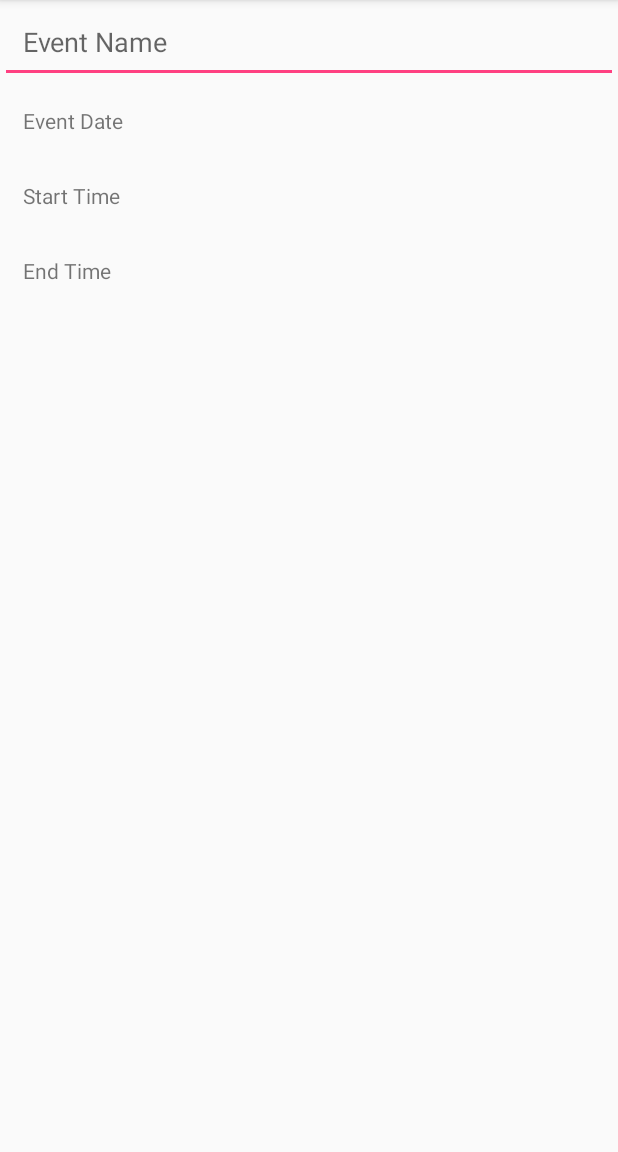
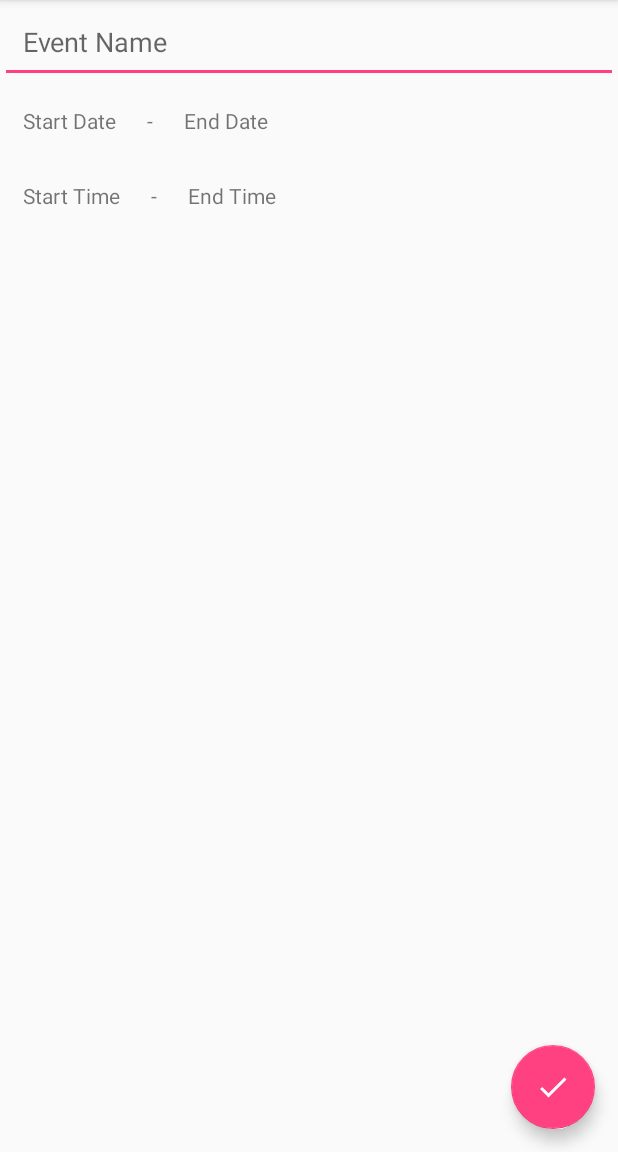
Before and after one commit to alienfreak/Vailable, an Android app: the CreateEvent screen opened directly, with no data from a screen before it, on a phone screen of 412 x 824 dp, the part 84-1236 px from its top. Run offline under Robolectric (Android 15) with nearby library versions, the phone set to English and light mode, and no system bars.

Commit message:
added calendarEvent Object Class as improved layout of CreateEvent Activity

```diff
--- a/app/build.gradle
+++ b/app/build.gradle
@@ -27,4 +27,5 @@ dependencies {
     compile 'com.android.support:appcompat-v7:25.2.0'
     compile 'com.android.support.constraint:constraint-layout:1.0.2'
     testCompile 'junit:junit:4.12'
+    compile 'com.android.support:design:25.3.1'
 }
--- a/app/src/main/java/com/austin/elliott/vailable/CreateEvent.java
+++ b/app/src/main/java/com/austin/elliott/vailable/CreateEvent.java
@@ -5,6 +5,7 @@ import android.app.TimePickerDialog;
 import android.graphics.Color;
 import android.graphics.drawable.ColorDrawable;
 import android.os.Bundle;
+import android.support.design.widget.FloatingActionButton;
 import android.support.v7.app.AppCompatActivity;
 import android.text.format.DateFormat;
 import android.view.View;
@@ -20,12 +21,17 @@ import java.util.Locale;
 public class CreateEvent extends AppCompatActivity {
 
     private EditText eventNameEditText;
-    private TextView eventDateTextView;
+    private TextView eventStartDateTextView;
+    private TextView eventEndDateTextView;
     private TextView startTimeTextView;
     private TextView endTimeTextView;
-    private DatePickerDialog.OnDateSetListener mDateSetListener;
+    private DatePickerDialog.OnDateSetListener mStartDateSetListener;
+    private DatePickerDialog.OnDateSetListener mEndDateSetListener;
     private TimePickerDialog.OnTimeSetListener mStartTimeSetListener;
     private TimePickerDialog.OnTimeSetListener mEndTimeSetListener;
+    private FloatingActionButton savefloatingActionButton;
+    private Calendar startCalendar = Calendar.getInstance();
+    private Calendar endCalendar = Calendar.getInstance();
 
     @Override
     protected void onCreate(Bundle savedInstanceState) {
@@ -33,32 +39,57 @@ public class CreateEvent extends AppCompatActivity {
         setContentView(R.layout.activity_create_event);
 
         eventNameEditText = (EditText) findViewById(R.id.eventNameEditText);
-        eventDateTextView = (TextView) findViewById(R.id.eventDateTextView);
+        eventStartDateTextView  = (TextView) findViewById(R.id.eventStartDateTextView);
+        eventEndDateTextView  = (TextView) findViewById(R.id.eventEndDateTextView);
         startTimeTextView = (TextView) findViewById(R.id.startTimeTextView);
         endTimeTextView = (TextView) findViewById(R.id.endTimeTextView);
+        savefloatingActionButton = (FloatingActionButton) findViewById(R.id.savefloatingActionButton);
 
-        eventDateTextView.setOnClickListener(new View.OnClickListener() {
+        eventStartDateTextView.setOnClickListener(new View.OnClickListener() {
             @Override
             public void onClick(View view) {
-                Calendar calendar = Calendar.getInstance();
-                int year = calendar.get(Calendar.YEAR);
-                int month = calendar.get(Calendar.MONTH);
-                int day = calendar.get(Calendar.DAY_OF_MONTH);
+                int year = startCalendar.get(Calendar.YEAR);
+                int month = startCalendar.get(Calendar.MONTH);
+                int day = startCalendar.get(Calendar.DAY_OF_MONTH);
 
                 DatePickerDialog dialog = new DatePickerDialog(
                         CreateEvent.this,
                         android.R.style.Theme_Holo_Light_Dialog_MinWidth,
-                        mDateSetListener,
+                        mStartDateSetListener,
                         year, month, day);
                 dialog.getWindow().setBackgroundDrawable(new ColorDrawable(Color.TRANSPARENT));
                 dialog.show();
             }
         });
 
-        mDateSetListener = new DatePickerDialog.OnDateSetListener() {
+        mStartDateSetListener = new DatePickerDialog.OnDateSetListener() {
             @Override
             public void onDateSet(DatePicker datePicker, int year, int month, int day) {
-                eventDateTextView.setText(month + "/" + day + "/" + year);
+                eventStartDateTextView.setText(month + "/" + day + "/" + year);
+            }
+        };
+
+        eventEndDateTextView.setOnClickListener(new View.OnClickListener() {
+            @Override
+            public void onClick(View view) {
+                int year = endCalendar.get(Calendar.YEAR);
+                int month = endCalendar.get(Calendar.MONTH);
+                int day = endCalendar.get(Calendar.DAY_OF_MONTH);
+
+                DatePickerDialog dialog = new DatePickerDialog(
+                        CreateEvent.this,
+                        android.R.style.Theme_Holo_Light_Dialog_MinWidth,
+                        mEndDateSetListener,
+                        year, month, day);
+                dialog.getWindow().setBackgroundDrawable(new ColorDrawable(Color.TRANSPARENT));
+                dialog.show();
+            }
+        });
+
+        mEndDateSetListener = new DatePickerDialog.OnDateSetListener() {
+            @Override
+            public void onDateSet(DatePicker datePicker, int year, int month, int day) {
+                eventEndDateTextView.setText(month + "/" + day + "/" + year);
             }
         };
 
@@ -66,7 +97,6 @@ public class CreateEvent extends AppCompatActivity {
             @Override
             public void onClick(View view) {
                 Calendar calendar = Calendar.getInstance();
-
                 int hour = calendar.get(Calendar.HOUR_OF_DAY);
                 int min = calendar.get(Calendar.MINUTE);
 
@@ -83,15 +113,14 @@ public class CreateEvent extends AppCompatActivity {
         mStartTimeSetListener = new TimePickerDialog.OnTimeSetListener() {
             @Override
             public void onTimeSet(TimePicker timePicker, int hour, int minute) {
-                Calendar c = Calendar.getInstance();
-                c.set(Calendar.HOUR_OF_DAY, hour);
+                startCalendar.set(Calendar.HOUR_OF_DAY, hour);
                 //instead of c.set(Calendar.HOUR, hour);
-                c.set(Calendar.MINUTE, minute);
+                startCalendar.set(Calendar.MINUTE, minute);
 
                 String myFormat = hour < 10 || (hour > 12 && hour < 22) ? "h:mm a" : "hh:mm a";
 
                 SimpleDateFormat sdf = new SimpleDateFormat(myFormat, Locale.US);
-                String  formated_time = sdf.format(c.getTime());
+                String  formated_time = sdf.format(startCalendar.getTime());
 
                 startTimeTextView.setText(formated_time);
             }
@@ -101,7 +130,6 @@ public class CreateEvent extends AppCompatActivity {
             @Override
             public void onClick(View view) {
                 Calendar calendar = Calendar.getInstance();
-
                 int hour = calendar.get(Calendar.HOUR_OF_DAY);
                 int min = calendar.get(Calendar.MINUTE);
 
@@ -118,18 +146,27 @@ public class CreateEvent extends AppCompatActivity {
         mEndTimeSetListener = new TimePickerDialog.OnTimeSetListener() {
             @Override
             public void onTimeSet(TimePicker timePicker, int hour, int minute) {
-                Calendar c = Calendar.getInstance();
-                c.set(Calendar.HOUR_OF_DAY, hour);
+                endCalendar.set(Calendar.HOUR_OF_DAY, hour);
                 //instead of c.set(Calendar.HOUR, hour);
-                c.set(Calendar.MINUTE, minute);
+                endCalendar.set(Calendar.MINUTE, minute);
 
                 String myFormat = hour < 10 || (hour > 12 && hour < 22) ? "h:mm a" : "hh:mm a";
 
                 SimpleDateFormat sdf = new SimpleDateFormat(myFormat, Locale.US);
-                String  formated_time = sdf.format(c.getTime());
+                String  formated_time = sdf.format(endCalendar.getTime());
 
                 endTimeTextView.setText(formated_time);
             }
         };
+
+        savefloatingActionButton.setOnClickListener(new View.OnClickListener() {
+            @Override
+            public void onClick(View view) {
+                CalendarEvent calendarEvent = new CalendarEvent();
+                calendarEvent.setName(eventNameEditText.getText().toString().trim());
+                calendarEvent.setStartCalendar(startCalendar);
+                calendarEvent.setEndCalendar(endCalendar);
+            }
+        });
     }
 }
--- /dev/null
+++ b/app/src/main/res/drawable/ic_done_white_24dp.xml
@@ -0,0 +1,9 @@
+<vector xmlns:android="http://schemas.android.com/apk/res/android"
+        android:width="24dp"
+        android:height="24dp"
+        android:viewportWidth="24.0"
+        android:viewportHeight="24.0">
+    <path
+        android:fillColor="#FFFFFF"
+        android:pathData="M9,16.2L4.8,12l-1.4,1.4L9,19 21,7l-1.4,-1.4L9,16.2z"/>
+</vector>
--- a/app/src/main/res/layout/activity_create_event.xml
+++ b/app/src/main/res/layout/activity_create_event.xml
@@ -1,6 +1,12 @@
 <?xml version="1.0" encoding="utf-8"?>
-<LinearLayout xmlns:android="http://schemas.android.com/apk/res/android"
+<android.support.design.widget.CoordinatorLayout
+    xmlns:android="http://schemas.android.com/apk/res/android"
+    xmlns:app="http://schemas.android.com/apk/res-auto"
     xmlns:tools="http://schemas.android.com/tools"
+    android:layout_height="match_parent"
+    android:layout_width="match_parent">
+
+    <LinearLayout
         android:layout_width="match_parent"
         android:layout_height="match_parent"
         android:orientation="vertical"
@@ -11,23 +17,68 @@
             android:layout_width="match_parent"
             android:layout_height="wrap_content"
             android:hint="Event Name"
-        android:padding="15dp"/>
+            android:padding="15dp" />
+
+        <LinearLayout
+            android:layout_height="wrap_content"
+            android:layout_width="match_parent"
+            android:orientation="horizontal">
+
             <TextView
-        android:id="@+id/eventDateTextView"
+                android:id="@+id/eventStartDateTextView"
                 android:layout_width="wrap_content"
                 android:layout_height="wrap_content"
-        android:text="Event Date"
+                android:text="Start Date"
                 android:padding="15dp" />
+
+            <TextView
+                android:layout_width="wrap_content"
+                android:layout_height="wrap_content"
+                android:text="-"
+                android:padding="5dp" />
+
+            <TextView
+                android:id="@+id/eventEndDateTextView"
+                android:layout_width="wrap_content"
+                android:layout_height="wrap_content"
+                android:text="End Date"
+                android:padding="15dp" />
+        </LinearLayout>
+
+
+        <LinearLayout android:layout_height="wrap_content"
+            android:layout_width="match_parent">
+
             <TextView
                 android:id="@+id/startTimeTextView"
                 android:layout_width="wrap_content"
                 android:layout_height="wrap_content"
                 android:text="Start Time"
-        android:padding="15dp"/>
+                android:padding="15dp" />
+
+            <TextView
+                android:layout_width="wrap_content"
+                android:layout_height="wrap_content"
+                android:text="-"
+                android:padding="5dp" />
+
             <TextView
                 android:id="@+id/endTimeTextView"
                 android:layout_width="wrap_content"
                 android:layout_height="wrap_content"
                 android:text="End Time"
-        android:padding="15dp"/>
+                android:padding="15dp" />
         </LinearLayout>
+
+    </LinearLayout>
+
+    <android.support.design.widget.FloatingActionButton
+        android:id="@+id/savefloatingActionButton"
+        android:layout_width="wrap_content"
+        android:layout_height="wrap_content"
+        android:clickable="true"
+        app:fabSize="normal"
+        android:layout_margin="15dp"
+        app:srcCompat="@drawable/ic_done_white_24dp"
+        android:layout_gravity="end|bottom"/>
+</android.support.design.widget.CoordinatorLayout>
```
Also changed, not shown: app/src/main/java/com/austin/elliott/vailable/CalendarEvent.java (added, +33 -0 lines). Lines whose indentation alone changed are shown as unchanged.
